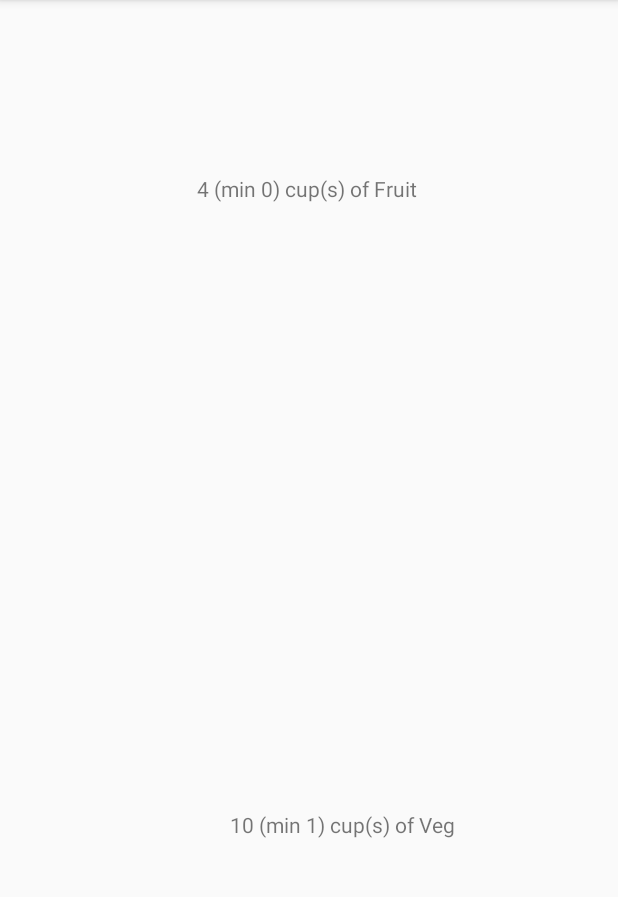
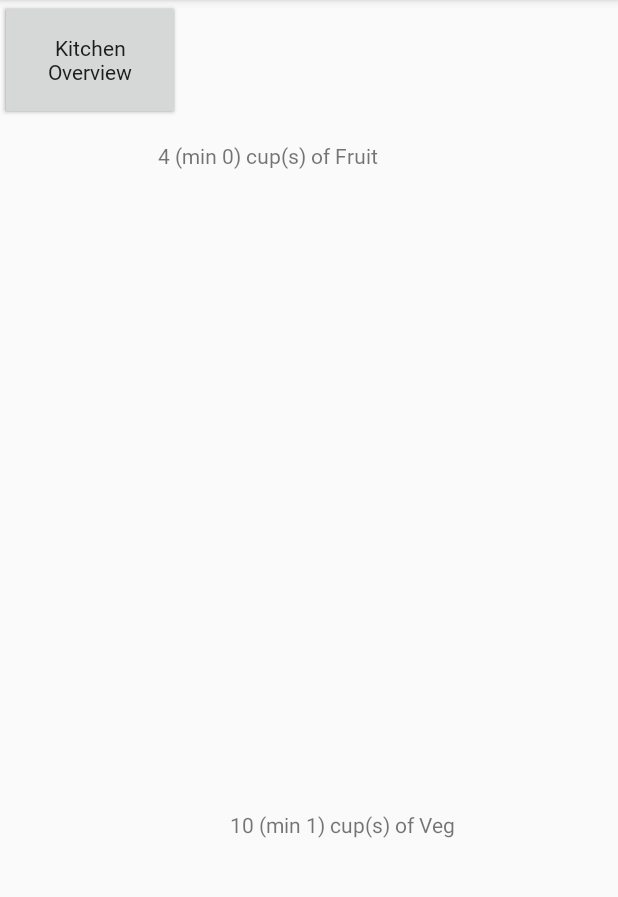
Before and after one commit to crortolf/Kitchen-Kompanion-2022-Group6, an Android app: the screen it shows after launch (MainActivity), on a phone screen of 412 x 824 dp, the part 84-981 px from its top. Run offline under Robolectric (Android 15) with nearby library versions, the phone set to English and light mode, and no system bars.

Commit message:
Homepage progress

```diff
--- a/app/src/main/java/com/example/kitchenkompanion/MainActivity.java
+++ b/app/src/main/java/com/example/kitchenkompanion/MainActivity.java
@@ -3,6 +3,8 @@ package com.example.kitchenkompanion;
 import androidx.appcompat.app.AppCompatActivity;
 
 import android.os.Bundle;
+import android.view.View;
+import android.widget.Button;
 import android.widget.TextView;
 
 public class MainActivity extends AppCompatActivity {
@@ -17,8 +19,18 @@ public class MainActivity extends AppCompatActivity {
 
         TextView topBox = findViewById(R.id.topBox);
         TextView bottomBox = findViewById(R.id.bottomBox);
+        Button recipe = findViewById(R.id.recipeListButton);
 
         topBox.setText(ex.toString());
         bottomBox.setText(ex2.toString());
+
+        View.OnClickListener recipePage = new View.OnClickListener() {
+            @Override
+            public void onClick(View view) {
+                setContentView(R.layout.recipe_list);
+            }
+        };
+
+        recipe.setOnClickListener(recipePage);
     }
 }
--- /dev/null
+++ b/app/src/main/res/font/default_fonts.xml
@@ -0,0 +1,11 @@
+<?xml version="1.0" encoding="utf-8"?>
+<font-family xmlns:android="http://schemas.android.com/apk/res/android">
+    <font
+        android:fontStyle="normal"
+        android:fontWeight="300"
+        android:font="@font/helvetica_neue" />
+    <font
+        android:fontStyle="normal"
+        android:fontWeight="400"
+        android:font="@font/playfair_display_bold" />
+</font-family>
--- a/app/src/main/res/layout/activity_main.xml
+++ b/app/src/main/res/layout/activity_main.xml
@@ -20,9 +20,10 @@
 
     <TextView
         android:id="@+id/topBox"
-        android:layout_width="wrap_content"
-        android:layout_height="wrap_content"
-        android:text="Default"
+        android:layout_width="199dp"
+        android:layout_height="161dp"
+        android:fontFamily="@font/default_fonts"
+        android:text="This is a test to see if the fonts work"
         app:layout_constraintBottom_toBottomOf="parent"
         app:layout_constraintHorizontal_bias="0.494"
         app:layout_constraintLeft_toLeftOf="parent"
@@ -30,4 +31,24 @@
         app:layout_constraintTop_toTopOf="parent"
         app:layout_constraintVertical_bias="0.155" />
 
+    <Button
+        android:id="@+id/recipeListButton"
+        android:layout_width="120dp"
+        android:layout_height="80dp"
+        android:fontFamily="@font/default_fonts"
+        android:text="Recipes"
+        android:textAllCaps="false"
+        tools:layout_editor_absoluteX="41dp"
+        tools:layout_editor_absoluteY="382dp" />
+
+    <Button
+        android:id="@+id/kitchenButton"
+        android:layout_width="120dp"
+        android:layout_height="80dp"
+        android:fontFamily="@font/default_fonts"
+        android:text="Kitchen Overview"
+        android:textAllCaps="false"
+        tools:layout_editor_absoluteX="246dp"
+        tools:layout_editor_absoluteY="382dp" />
+
 </androidx.constraintlayout.widget.ConstraintLayout>
```
